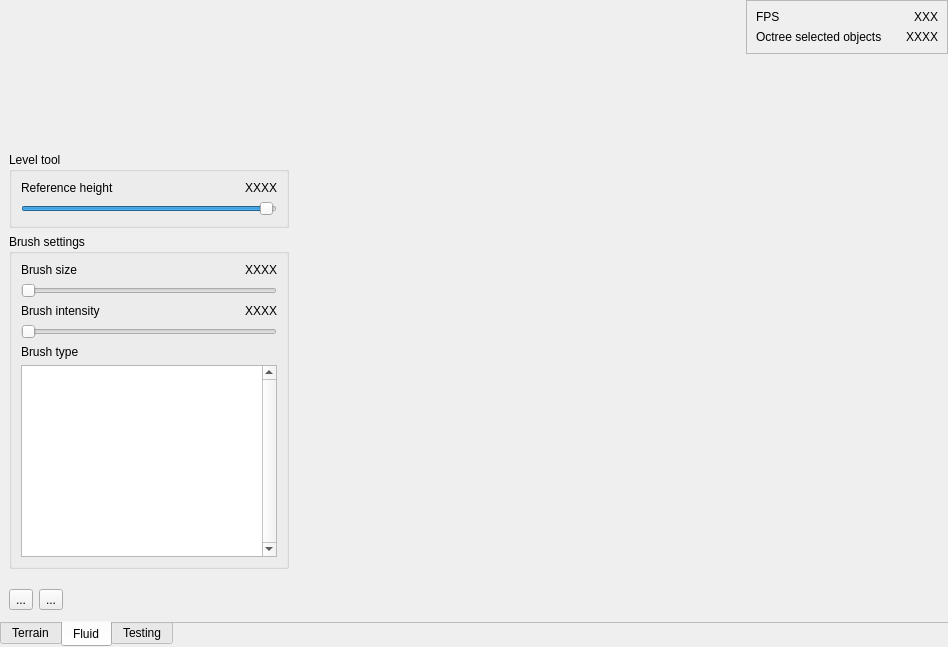
First picture: the form in game/ui/terraform.ui, repository horazont/scc, before the edit.
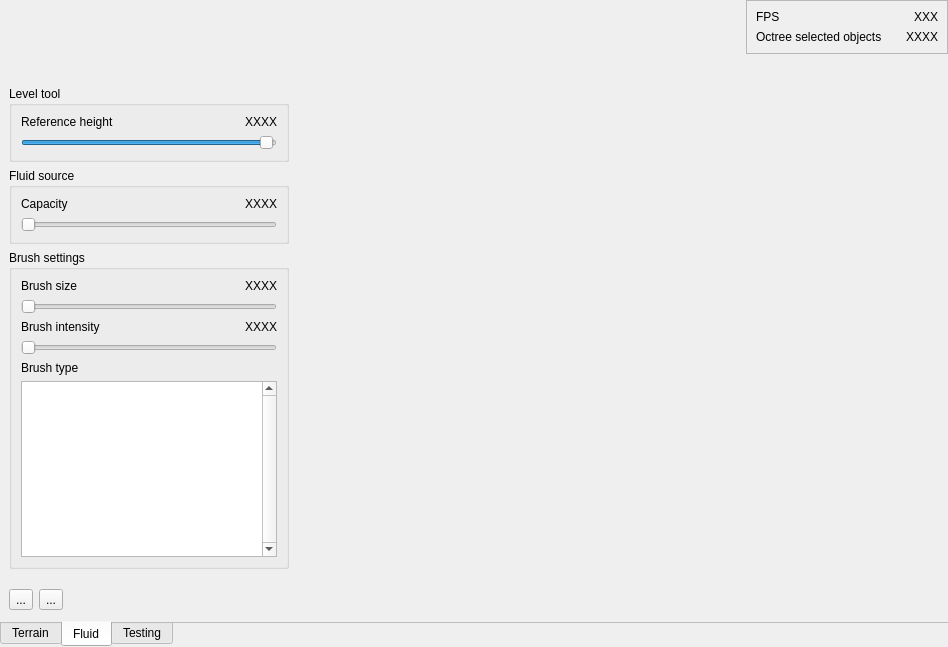
Second picture: the form after the edit.

Commit message: Improve FluidSourceMove command, provide UI for changing capacity

```diff
--- a/game/ui/terraform.ui
+++ b/game/ui/terraform.ui
@@ -355,7 +355,7 @@
    <item row="2" column="0">
     <widget class="QWidget" name="tool_settings_frame" native="true">
      <layout class="QGridLayout" name="gridLayout_2">
-      <item row="1" column="0">
+      <item row="3" column="0">
        <widget class="QGroupBox" name="brush_settings">
         <property name="title">
          <string>Brush settings</string>
@@ -555,6 +555,57 @@
         </layout>
        </widget>
       </item>
+      <item row="1" column="0">
+       <widget class="QGroupBox" name="fluid_source_settings">
+        <property name="title">
+         <string>Fluid source</string>
+        </property>
+        <layout class="QGridLayout" name="gridLayout_6">
+         <item row="0" column="0">
+          <widget class="QLabel" name="label_2">
+           <property name="text">
+            <string>Capacity</string>
+           </property>
+          </widget>
+         </item>
+         <item row="0" column="1">
+          <widget class="QLabel" name="fluid_source_capacity_label">
+           <property name="sizePolicy">
+            <sizepolicy hsizetype="Fixed" vsizetype="Preferred">
+             <horstretch>0</horstretch>
+             <verstretch>0</verstretch>
+            </sizepolicy>
+           </property>
+           <property name="minimumSize">
+            <size>
+             <width>50</width>
+             <height>0</height>
+            </size>
+           </property>
+           <property name="text">
+            <string>XXXX</string>
+           </property>
+           <property name="textFormat">
+            <enum>Qt::PlainText</enum>
+           </property>
+           <property name="alignment">
+            <set>Qt::AlignRight|Qt::AlignTrailing|Qt::AlignVCenter</set>
+           </property>
+          </widget>
+         </item>
+         <item row="1" column="0" colspan="2">
+          <widget class="QSlider" name="fluid_source_capacity_slider">
+           <property name="maximum">
+            <number>100</number>
+           </property>
+           <property name="orientation">
+            <enum>Qt::Horizontal</enum>
+           </property>
+          </widget>
+         </item>
+        </layout>
+       </widget>
+      </item>
      </layout>
     </widget>
    </item>
```
The commit also changes 9 other files.
